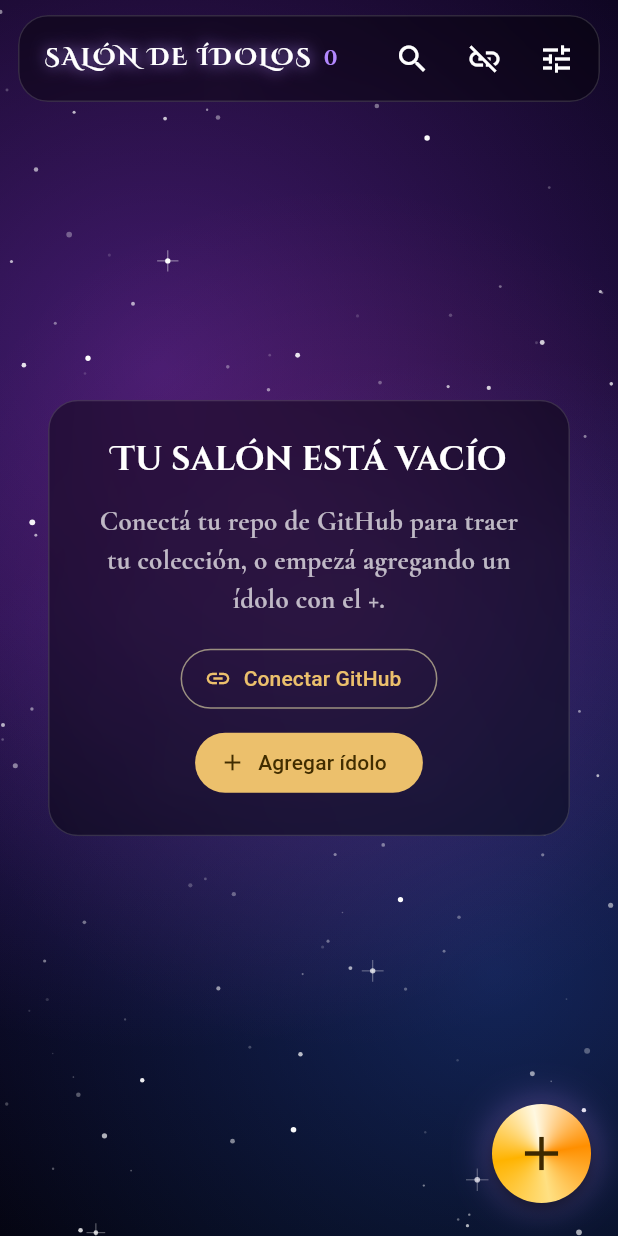
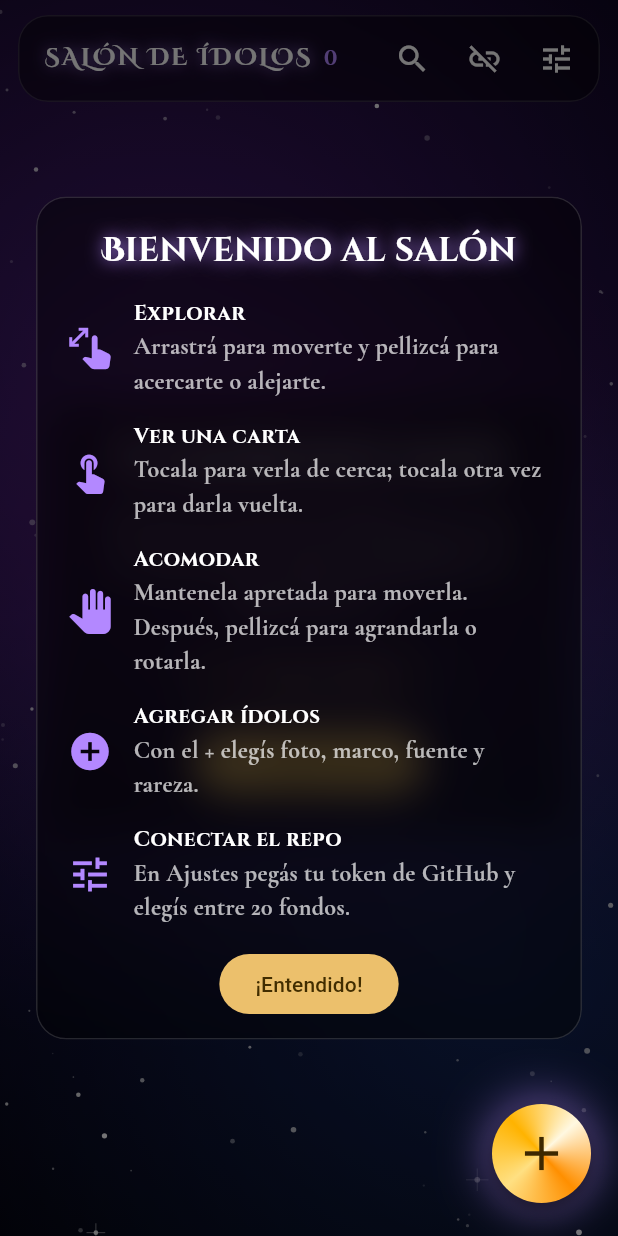
Before and after one commit to BrunoGoat/Idol-collection, a Flutter app: the screen it shows after launch, on a phone screen of 412 x 824 dp. Run offline on Flutter 3.47's test engine with Material 3 defaults, Android fonts, the phone set to English and light mode, and no system bars; our stand-ins replace audioplayers, flutter_markdown_plus, flutter_secure_storage, image_picker, sensors_plus, share_plus and 2 more.

Commit message:
Guía de gestos inicial, aviso de rama sin datos y release desde cualquier rama
- La primera vez que se abre la app aparece una guía con los gestos.
- Si la rama configurada no tiene collection/, la sincronización lo explica
  en vez de dejar el tablero vacío sin motivo.
- El workflow publica el APK como Release en cada build, para bajarlo
  directo desde el teléfono.

Co-Authored-By: Claude Opus 5.5 <noreply@anthropic.com>
Claude-Session: https://claude.ai/code/session_01JunBDYvQ8hgRUxmMrir1Wu

```diff
--- a/app/lib/board/board_screen.dart
+++ b/app/lib/board/board_screen.dart
@@ -639,6 +639,8 @@ class _BoardScreenState extends State<BoardScreen> with TickerProviderStateMixin
                 onFit: () => _flyTo(_fitAll(), duration: const Duration(milliseconds: 900)),
               ),
             ),
+            if (!settings.seenTutorial)
+              Positioned.fill(child: _Tutorial(accent: theme.accent, onDone: settings.setSeenTutorial)),
             if (_banner != null)
               Positioned(
                 top: padding.top + 80,
@@ -988,3 +990,60 @@ class _EmptyState extends StatelessWidget {
     );
   }
 }
+
+/// Guía de gestos que aparece solo la primera vez.
+class _Tutorial extends StatelessWidget {
+  const _Tutorial({required this.accent, required this.onDone});
+  final Color accent;
+  final VoidCallback onDone;
+
+  @override
+  Widget build(BuildContext context) {
+    Widget row(IconData icon, String title, String text) => Padding(
+          padding: const EdgeInsets.symmetric(vertical: 8),
+          child: Row(
+            children: [
+              Icon(icon, color: accent, size: 30),
+              const SizedBox(width: 14),
+              Expanded(
+                child: Column(
+                  crossAxisAlignment: CrossAxisAlignment.start,
+                  children: [
+                    Text(title, style: const TextStyle(fontFamily: kTitleFont, color: Colors.white, fontSize: 14)),
+                    Text(text, style: const TextStyle(fontFamily: kBodyFont, color: Colors.white70, fontSize: 16)),
+                  ],
+                ),
+              ),
+            ],
+          ),
+        );
+    return ColoredBox(
+      color: Colors.black54,
+      child: Center(
+        child: Padding(
+          padding: const EdgeInsets.all(24),
+          child: Glass(
+            padding: const EdgeInsets.fromLTRB(20, 20, 20, 12),
+            child: Column(
+              mainAxisSize: MainAxisSize.min,
+              children: [
+                Text(
+                  'Bienvenido al salón',
+                  style: TextStyle(fontFamily: 'CinzelDecorative', fontSize: 22, color: Colors.white, shadows: [Shadow(color: accent, blurRadius: 14)]),
+                ),
+                const SizedBox(height: 8),
+                row(Icons.pinch, 'Explorar', 'Arrastrá para moverte y pellizcá para acercarte o alejarte.'),
+                row(Icons.touch_app, 'Ver una carta', 'Tocala para verla de cerca; tocala otra vez para darla vuelta.'),
+                row(Icons.pan_tool, 'Acomodar', 'Mantenela apretada para moverla. Después, pellizcá para agrandarla o rotarla.'),
+                row(Icons.add_circle, 'Agregar ídolos', 'Con el + elegís foto, marco, fuente y rareza.'),
+                row(Icons.tune, 'Conectar el repo', 'En Ajustes pegás tu token de GitHub y elegís entre 20 fondos.'),
+                const SizedBox(height: 8),
+                FilledButton(onPressed: onDone, child: const Text('¡Entendido!')),
+              ],
+            ),
+          ),
+        ),
+      ),
+    );
+  }
+}
--- a/app/lib/data/collection.dart
+++ b/app/lib/data/collection.dart
@@ -202,6 +202,13 @@ class Collection extends ChangeNotifier {
 
   Future<void> _pull(GitHubClient client) async {
     final remote = await client.listFiles('collection/');
+    if (remote.isEmpty && store.indexedPaths.isEmpty) {
+      throw GitHubException(
+        0,
+        'La rama "${settings.branch}" no tiene la carpeta collection/. '
+        'Si todavía no mergeaste el PR, poné la rama donde están los datos en Ajustes.',
+      );
+    }
     final remotePaths = {for (final f in remote) f.path: f};
     final pending = store.pending;
     final layoutDirty = pending.layoutIds.isNotEmpty || pending.theme;
--- a/app/lib/data/github_client.dart
+++ b/app/lib/data/github_client.dart
@@ -13,6 +13,7 @@ class GitHubException implements Exception {
         401 => 'Token inválido o vencido (401).',
         403 => 'Sin permiso sobre el repo (403). Revisá los permisos del token.',
         404 => 'No se encontró el repo o la rama (404).',
+        0 => message,
         _ => 'GitHub respondió $status: $message',
       };
 }
--- a/app/lib/data/settings.dart
+++ b/app/lib/data/settings.dart
@@ -72,6 +72,12 @@ class AppSettings extends ChangeNotifier {
   Future<void> setSeenIds(Set<String> ids) => _prefs.setStringList('seen_ids', ids.toList());
   bool get hasSeenAnything => _prefs.containsKey('seen_ids');
 
+  bool get seenTutorial => _prefs.getBool('seen_tutorial') ?? false;
+  Future<void> setSeenTutorial() async {
+    await _prefs.setBool('seen_tutorial', true);
+    notifyListeners();
+  }
+
   String? get lastIdolOfDay => _prefs.getString('last_idol_of_day');
   Future<void> setLastIdolOfDay(String v) => _prefs.setString('last_idol_of_day', v);
 }
```
Also changed, not shown: 3 other files.
